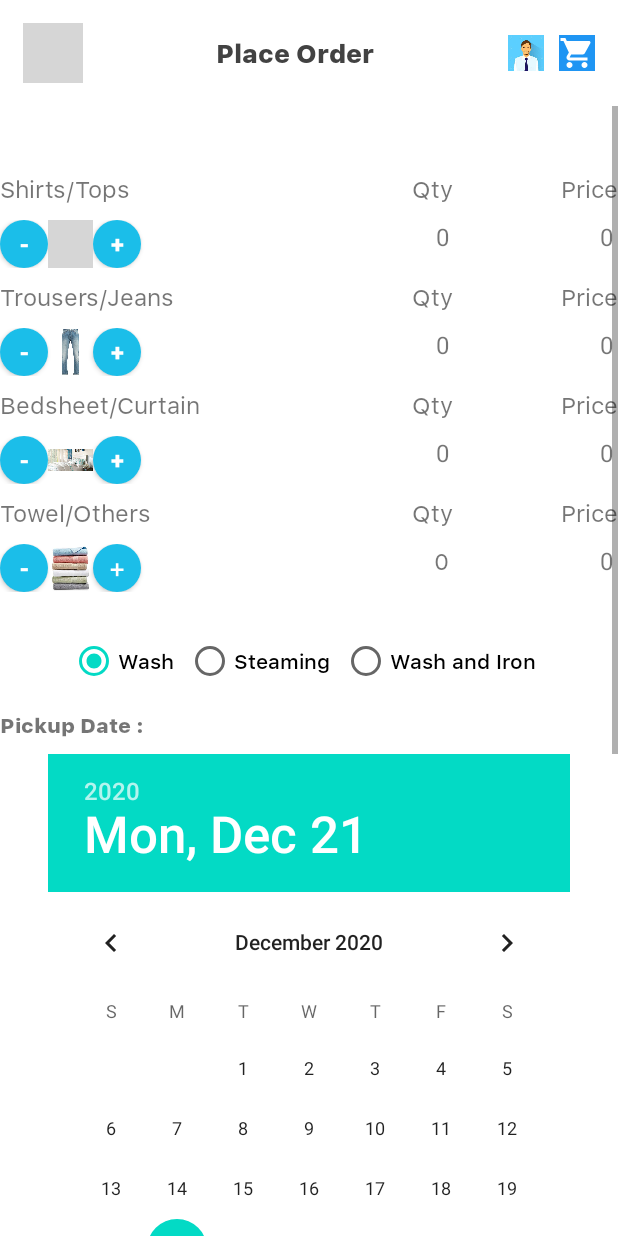
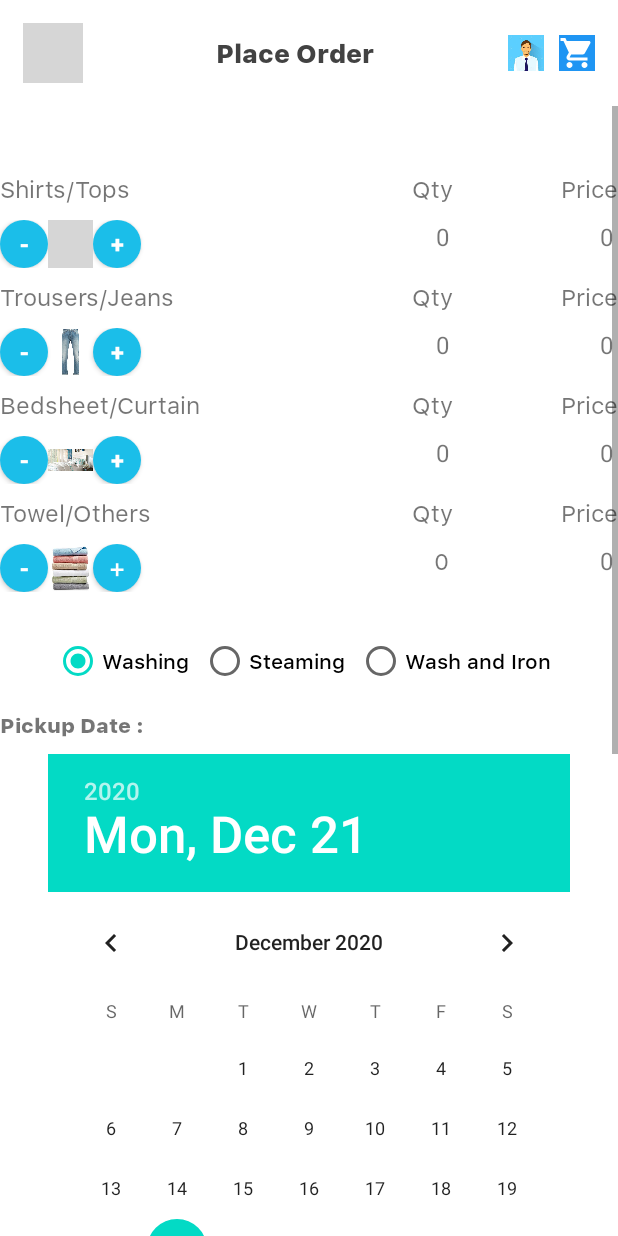
Before and after one commit to muchaisam/Cleansafi, an Android app: the PlaceOrderActivity screen opened directly, with no data from a screen before it, on a phone screen of 412 x 824 dp. Run offline under Robolectric (Android 15) with nearby library versions, the phone set to English and light mode, and no system bars; grey boxes are pictures that could not be loaded.

Commit message:
dp to sp

```diff
--- a/app/src/main/res/layout/activity_place_order.xml
+++ b/app/src/main/res/layout/activity_place_order.xml
@@ -169,7 +169,7 @@
                         android:layout_weight="0.2"
                         android:gravity="right"
                         android:text="0"
-                        android:textSize="16dp" />
+                        android:textSize="16sp" />
 
                     <TextView
                         android:id="@+id/topPrice"
@@ -533,7 +533,7 @@
                     android:layout_marginEnd="8dp"
                     android:checked="true"
                     android:onClick="clickradioButton"
-                    android:text="Wash"
+                    android:text="Washing"
                     android:fontFamily="@font/sfmedium"/>
 
                 <RadioButton
```
